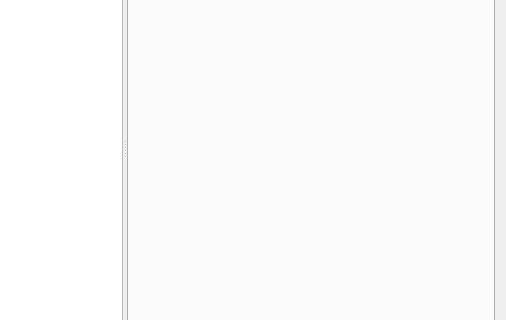
JakubFranek/Kapytal, file src/views/ui_files/reports/category_report.ui: the form before one commit; both pictures show x 379 to 885 and y 152 to 472 of the 885 by 600 pixel window.
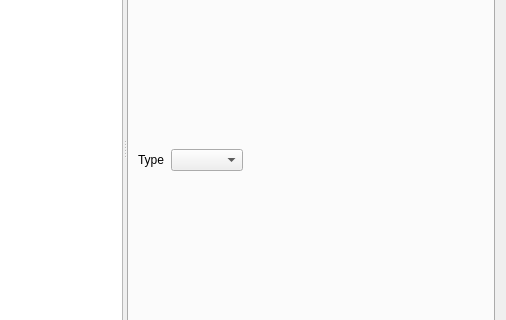
The form after the commit. The open tabs and pages were chosen to show the change.

Commit message: Add bar chart controls

```diff
--- a/src/views/ui_files/reports/category_report.ui
+++ b/src/views/ui_files/reports/category_report.ui
@@ -208,6 +208,35 @@
           <attribute name="title">
            <string>Bar Chart</string>
           </attribute>
+          <layout class="QVBoxLayout" name="verticalLayout_2">
+           <item>
+            <layout class="QHBoxLayout" name="barChartControlsHorizontalLayout">
+             <item>
+              <widget class="QLabel" name="barTypeLabel">
+               <property name="text">
+                <string>Type</string>
+               </property>
+              </widget>
+             </item>
+             <item>
+              <widget class="QComboBox" name="barComboBox"/>
+             </item>
+             <item>
+              <spacer name="barControlsHorizontalSpacer">
+               <property name="orientation">
+                <enum>Qt::Horizontal</enum>
+               </property>
+               <property name="sizeHint" stdset="0">
+                <size>
+                 <width>40</width>
+                 <height>20</height>
+                </size>
+               </property>
+              </spacer>
+             </item>
+            </layout>
+           </item>
+          </layout>
          </widget>
         </widget>
        </item>
```
Left out of the diff: 10 changed lines with no effect on the pictures. The commit also changes 3 other files.
